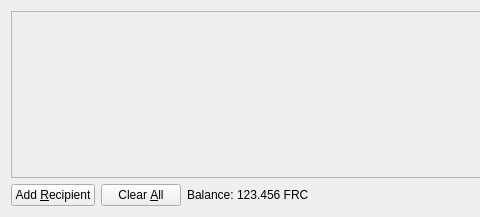
The window that src/qt/forms/sendcoinsdialog.ui (jlay11/sharecoin) describes before a commit, drawn with Qt 5; both pictures show x 0 to 480 and y 0 to 217 of the 686 by 217 pixel window.
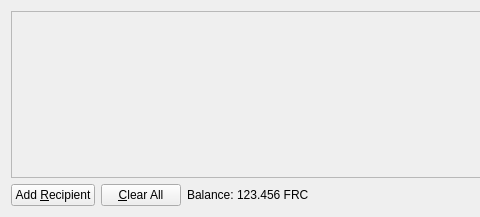
The same window after the commit. Icons and pictures are not drawn.

Commit message: [GUI] Avoid dup hotkeys in Send Coins tab

```diff
--- a/src/qt/forms/sendcoinsdialog.ui
+++ b/src/qt/forms/sendcoinsdialog.ui
@@ -87,7 +87,7 @@
         <string>Remove all transaction fields</string>
        </property>
        <property name="text">
-        <string>Clear &amp;All</string>
+        <string>&amp;Clear All</string>
        </property>
        <property name="icon">
         <iconset resource="../freicoin.qrc">
```
